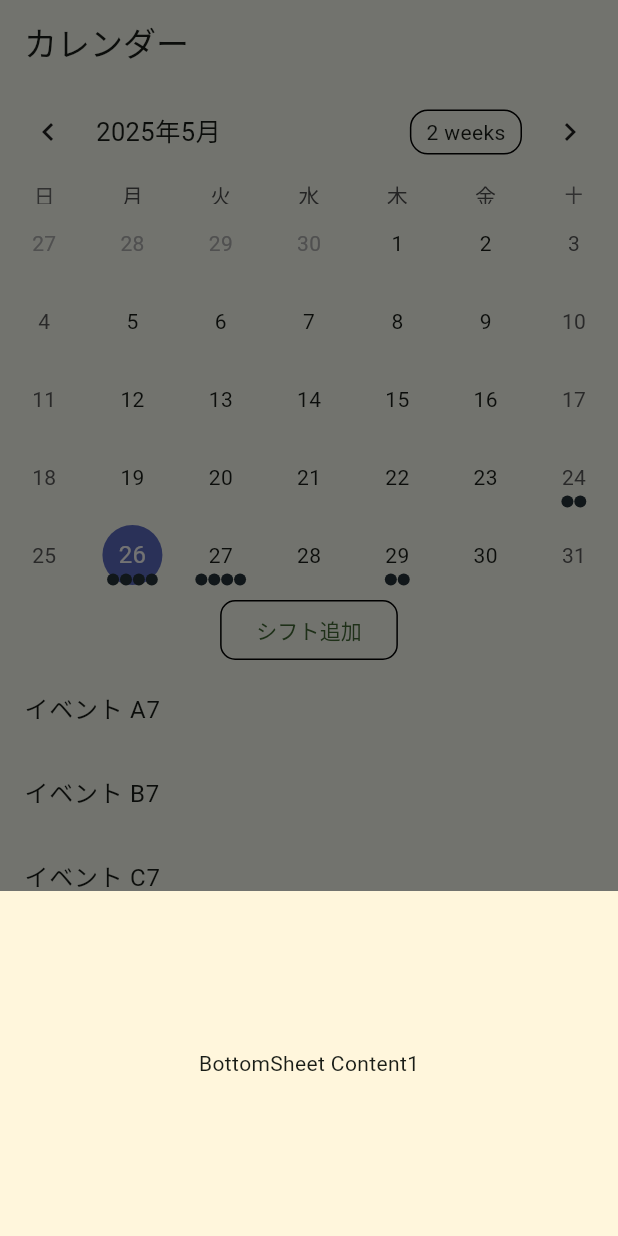
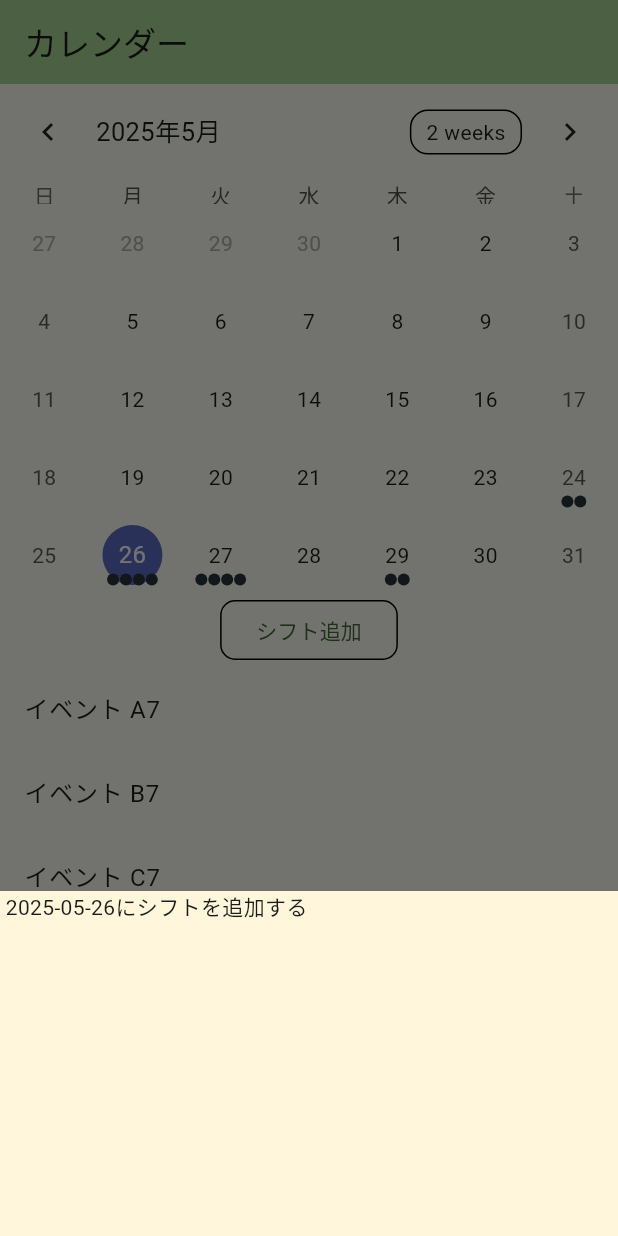
Before and after one commit to KotaWata223/flutter_application, a Flutter app: the screen it shows after launch, after a tap on "シフト追加", on a phone screen of 412 x 824 dp. Run offline on Flutter 3.47's test engine with Material 3 defaults, Android fonts, the phone set to English and light mode, and no system bars; drawn by our look-alikes of table_calendar.

Commit message:
モーダルに現在選択している日付を表示させる

```diff
--- a/lib/main.dart
+++ b/lib/main.dart
@@ -98,7 +98,7 @@ class _MyHomePageState extends State<MyHomePage> {
         // change color while the other colors stay the same.
         backgroundColor: Theme.of(context).colorScheme.inversePrimary,
         // Here we take the value from the MyHomePage object that was created by
-        // the App.build method, and use it to set our appbar title.
+        // the App.build method, and use it to set our appBar title.
         title: Text(widget.title),
       ),
       body: Center(
--- a/lib/src/app.dart
+++ b/lib/src/app.dart
@@ -15,7 +15,7 @@ class MyApp extends StatelessWidget {
         colorScheme: ColorScheme.fromSeed(seedColor: Colors.deepPurple),
         useMaterial3: true,
       ),
-      // NavigaionBarのClassを呼び出す
+      // NavigationBarのClassを呼び出す
       home: const BottomNavigation(),
     );
   }
@@ -52,7 +52,7 @@ class _BottomNavigationState extends State<BottomNavigation> {
           });
         },
         // 選択されているタブの色（公式サイトのまま黄色）
-        indicatorColor: Colors.blue,
+        indicatorColor: Colors.green,
         // 選択されたタブの設定（設定しないと画面は切り替わってもタブの色は変わらないです）
         selectedIndex: _selectedIndex,
         // タブ自体の設定（必須項目のため、書かないとエラーになります）
--- a/lib/src/screens/HomePage.dart
+++ b/lib/src/screens/HomePage.dart
@@ -57,6 +57,7 @@ class _HomePageState extends State<HomePage> {
     return Scaffold(
       appBar: AppBar(
         title: const Text('カレンダー'),
+        backgroundColor: Theme.of(context).colorScheme.inversePrimary,
       ),
       body: Column(
         children: [
@@ -94,19 +95,17 @@ class _HomePageState extends State<HomePage> {
                 borderRadius: BorderRadius.circular(10),
               ),
               side: const BorderSide(),
-
             ),
             onPressed: () {
               showModalBottomSheet(
                 context: context,
-              builder: (context) => _BottomSheet(),
+                builder: (context) =>
+                    _BottomSheet(selectedDay: _selectedDay ?? DateTime.now()),
               );
-
             },
           ),
           Expanded(
-
-          child:ListView(
+            child: ListView(
               shrinkWrap: true,
               children: getEventForDay(_selectedDay!)
                   .map((event) => ListTile(
@@ -122,13 +121,21 @@ class _HomePageState extends State<HomePage> {
 }
 
 class _RenderFloatingActionButton extends StatelessWidget {
+  //シフト追加のボタン
+
+  final DateTime selectedDay;
+
+  const _RenderFloatingActionButton({required this.selectedDay});
+
   @override
   Widget build(BuildContext context) {
     return FloatingActionButton(
       onPressed: () {
+        //押したときの処理
         showModalBottomSheet(
+          //関数呼び出し
           context: context,
-          builder: (context) => _BottomSheet(),
+          builder: (context) => _BottomSheet(selectedDay: selectedDay),
         );
       },
       child: Icon(Icons.add),
@@ -137,16 +144,16 @@ class _RenderFloatingActionButton extends StatelessWidget {
 }
 
 class _BottomSheet extends StatelessWidget {
-  const _BottomSheet({Key? key}) : super(key: key);
-
+  final DateTime selectedDay;
+  const _BottomSheet({Key? key, required this.selectedDay}) : super(key: key);
   @override
   Widget build(BuildContext context) {
     return Container(
       height: 230.0,
-      color: const Color.fromARGB(255, 255, 246, 220),
-      child: Center(
-        child: Text('BottomSheet Content1'),
-      ),
+      width: 700, //高さ
+      color: const Color.fromARGB(255, 255, 246, 220), //色
+      child: Text(
+          ' ${selectedDay.toLocal().toString().split(' ')[0]}にシフトを追加する'), // ここで表示
     );
   }
 }
```
Lines whose indentation alone changed are shown as unchanged.
